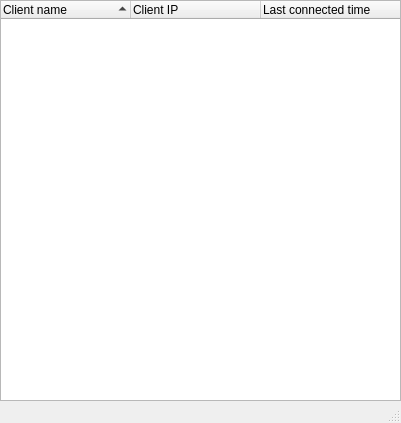
First picture: the form in mainwindow.ui, repository borkhalenko/adtools-server, before the edit.
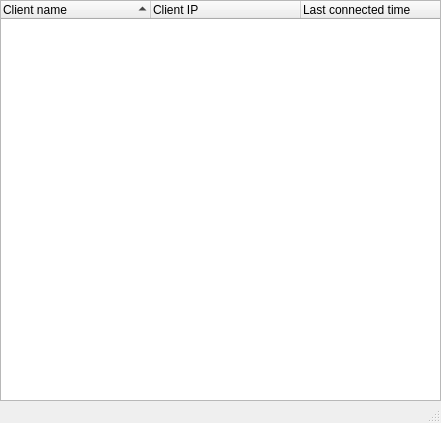
Second picture: the form after the edit.

Commit message: Added new functionality: every n seconds server checks, if client doesn't send every data after last check, it marks as offline.

Patch:
```diff
--- a/mainwindow.ui
+++ b/mainwindow.ui
@@ -6,7 +6,7 @@
    <rect>
     <x>0</x>
     <y>0</y>
-    <width>401</width>
+    <width>441</width>
     <height>423</height>
    </rect>
   </property>
@@ -19,7 +19,7 @@
      <rect>
       <x>0</x>
       <y>0</y>
-      <width>401</width>
+      <width>441</width>
       <height>401</height>
      </rect>
     </property>
@@ -35,7 +35,7 @@
      <bool>false</bool>
     </attribute>
     <attribute name="headerDefaultSectionSize">
-     <number>130</number>
+     <number>150</number>
     </attribute>
     <attribute name="headerShowSortIndicator" stdset="0">
      <bool>true</bool>
```
The commit also changes 2 other files.
